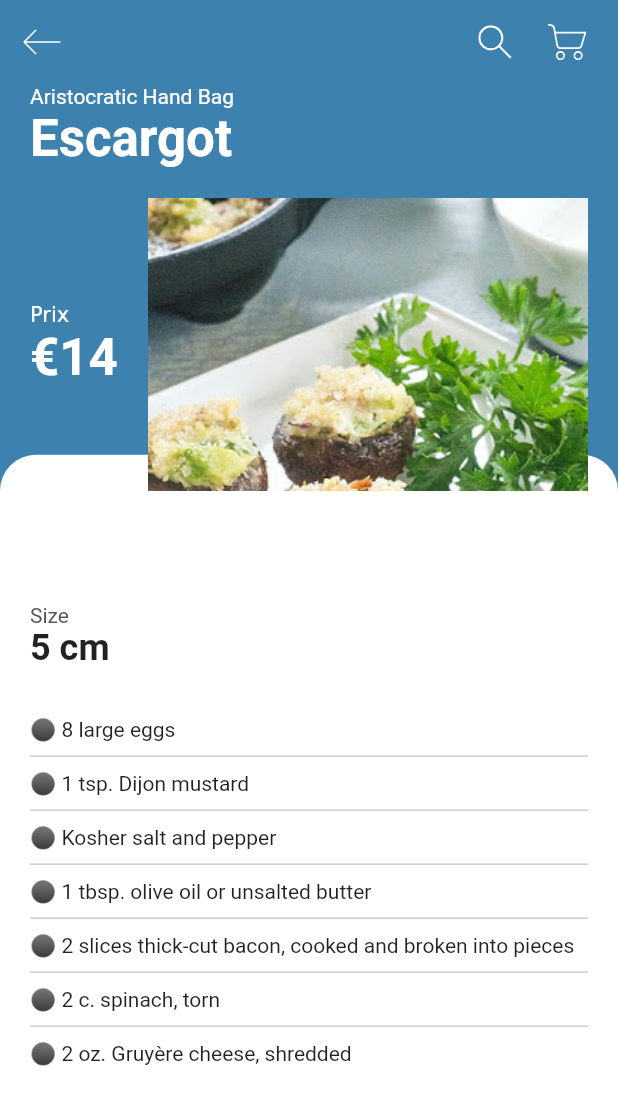
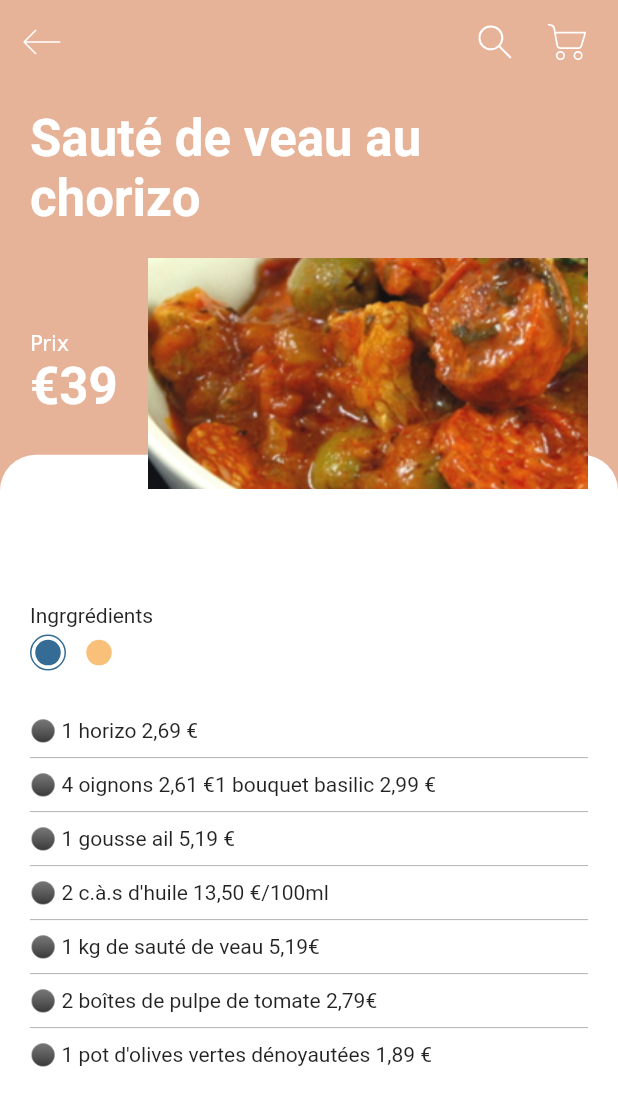
Before and after one commit to timtimjnvr/ideat, a Flutter app: the DetailsScreen screen opened directly with sample values from the repository, on a phone screen of 412 x 824 dp. Shown: the top 1106 px of the screen. Run offline on Flutter 3.47's test engine with Material 2 defaults, Android fonts, the phone set to English and light mode, and no system bars; our stand-ins replace flutter_svg, material_floating_search_bar, settings_ui; missing offline and left inert: dart:ffi; project files that could hold a hidden picture were left out.

Commit message:
feat: recipe details

```diff
--- a/ideat/lib/models/Product.dart
+++ b/ideat/lib/models/Product.dart
@@ -5,6 +5,7 @@ class Product {
   final int price, size, id;
   final Color color;
   final List<String> ingredients;
+
   Product({
     required this.id,
     required this.image,
@@ -20,75 +21,73 @@ class Product {
 List<Product> products = [
   Product(
       id: 1,
-      title: "Escargot",
-      price: 14,
+      title: "Sauté de veau au chorizo",
+      price: 39,
       size: 5,
       description: " steps",
       image: "assets/images/bag_1.png",
-      color: Color(0xFF3D82AE),
+      color: Color(0xFFE6B398),
       ingredients: [
-        '8 large eggs',
-        '1 tsp. Dijon mustard',
-        'Kosher salt and pepper',
-        '1 tbsp. olive oil or unsalted butter',
-        '2 slices thick-cut bacon, cooked and broken into pieces',
-        '2 c. spinach, torn',
-        '2 oz. Gruyère cheese, shredded',
+        '1 horizo 2,69 € ',
+        '4 oignons 2,61 €'
+            '1 bouquet basilic 2,99 €',
+        '1 gousse ail 5,19 €',
+        "2 c.à.s d'huile 13,50 €/100ml",
+        '1 kg de sauté de veau 5,19€ ',
+        '2 boîtes de pulpe de tomate 2,79€',
+        '1 pot d\'olives vertes dénoyautées 1,89 €',
       ]),
   Product(
       id: 2,
-      title: "Bacon Cheddar",
-      price: 15,
+      title: "Tarte pommes râpées citrons",
+      price: 22,
       size: 5,
       description: dummyText,
-      image: "assets/images/bag_2.png",
+      image: "assets/images/bag_2.jpeg",
       color: Color(0xFFD3A984),
       ingredients: [
-        '8 large eggs',
-        '1 tsp. Dijon mustard',
-        'Kosher salt and pepper',
-        '1 tbsp. olive oil or unsalted butter',
-        '2 slices thick-cut bacon, cooked and broken into pieces',
-        '2 c. spinach, torn',
-        '2 oz. Gruyère cheese, shredded',
+        '1 pâte brisée 0,75€',
+        '3 pommes pas trop acides 4,49€',
+        '150 g de sucre en poudre 0,99€',
+        '80 g de beurre fondu 1,79€',
+        '2 citrons bien lavés',
+        '2 oeufs 2,29 €',
       ]),
   Product(
       id: 3,
-      title: "Foie gras",
+      title: "Pâte à crêpes (des plus raffinées)",
       price: 16,
       size: 5,
       description: dummyText,
       image: "assets/images/bag_3.png",
       color: Color(0xFF989493),
       ingredients: [
-        '8 large eggs',
-        '1 tsp. Dijon mustard',
-        'Kosher salt and pepper',
-        '1 tbsp. olive oil or unsalted butter',
-        '2 slices thick-cut bacon, cooked and broken into pieces',
-        '2 c. spinach, torn',
-        '2 oz. Gruyère cheese, shredded',
+        '1 pâte brisée 0,75€',
+        '3 pommes pas trop acides 4,49€',
+        '150 g de sucre en poudre 0,99€',
+        '80 g de beurre fondu 1,79€',
+        '2 citrons bien lavés',
+        '2 oeufs 2,29 €',
       ]),
   Product(
       id: 4,
-      title: "Mandu",
+      title: "Tarte au fromage blanc ",
       price: 24,
       size: 5,
       description: "bla bla bla",
-      image: "assets/images/bag_4.png",
+      image: "assets/images/bag_4.jpeg",
       color: Color(0xFFE6B398),
       ingredients: [
-        '8 large eggs',
-        '1 tsp. Dijon mustard',
-        'Kosher salt and pepper',
-        '1 tbsp. olive oil or unsalted butter',
-        '2 slices thick-cut bacon, cooked and broken into pieces',
-        '2 c. spinach, torn',
-        '2 oz. Gruyère cheese, shredded',
+        '1 pâte brisée 0,75€',
+        '3 pommes pas trop acides 4,49€',
+        '150 g de sucre en poudre 0,99€',
+        '80 g de beurre fondu 1,79€',
+        '2 citrons bien lavés',
+        '2 oeufs 2,29 €',
       ]),
   Product(
       id: 5,
-      title: "Office Code",
+      title: "Hachis Parmentier",
       price: 234,
       size: 12,
       description: dummyText,
@@ -105,20 +104,19 @@ List<Product> products = [
       ]),
   Product(
     id: 6,
-    title: "Office Code",
+    title: "Tarte à la rhubarbe meringuée alsacienne",
     price: 234,
     size: 12,
     description: dummyText,
-    image: "assets/images/bag_6.png",
+    image: "assets/images/bag_6.jpeg",
     color: Color(0xFFAEAEAE),
     ingredients: [
-      '8 large eggs',
-      '1 tsp. Dijon mustard',
-      'Kosher salt and pepper',
-      '1 tbsp. olive oil or unsalted butter',
-      '2 slices thick-cut bacon, cooked and broken into pieces',
-      '2 c. spinach, torn',
-      '2 oz. Gruyère cheese, shredded',
+      '1 pâte brisée 0,75€',
+      '3 pommes pas trop acides 4,49€',
+      '150 g de sucre en poudre 0,99€',
+      '80 g de beurre fondu 1,79€',
+      '2 citrons bien lavés',
+      '2 oeufs 2,29 €',
     ],
   ),
 ];
--- a/ideat/lib/screens/details/uselessstuff/color_and_size.dart
+++ b/ideat/lib/screens/details/uselessstuff/color_and_size.dart
@@ -16,20 +16,20 @@ class ColorAndSize extends StatelessWidget {
     return Row(
       children: <Widget>[
         Expanded(
-          child: RichText(
-            text: TextSpan(
-              style: TextStyle(color: kTextColor),
-              children: [
-                TextSpan(text: "Size\n"),
-                TextSpan(
-                  text: "${product.size} cm",
-                  style: Theme.of(context)
-                      .textTheme
-                      .headline5
-                      ?.copyWith(fontWeight: FontWeight.bold),
-                )
-              ],
-            ),
+          child: Column(
+            crossAxisAlignment: CrossAxisAlignment.start,
+            children: <Widget>[
+              Text("Ingrgrédients"),
+              Row(
+                children: <Widget>[
+                  ColorDot(
+                    color: Color(0xFF356C95),
+                    isSelected: true,
+                  ),
+                  ColorDot(color: Color(0xFFF8C078)),
+                ],
+              ),
+            ],
           ),
         ),
       ],
--- a/ideat/lib/screens/details/uselessstuff/product_title_with_image.dart
+++ b/ideat/lib/screens/details/uselessstuff/product_title_with_image.dart
@@ -19,7 +19,7 @@ class ProductTitleWithImage extends StatelessWidget {
         crossAxisAlignment: CrossAxisAlignment.start,
         children: <Widget>[
           Text(
-            "Aristocratic Hand Bag",
+            "",
             style: TextStyle(color: Colors.white),
           ),
           Text(
```
Also changed, not shown: ideat/assets/images/bag_1.png, ideat/assets/images/bag_2.jpeg (added), ideat/assets/images/bag_2.png (deleted), ideat/assets/images/bag_3.png, ideat/assets/images/bag_4.jpeg (added), ideat/assets/images/bag_4.png (deleted), ideat/assets/images/bag_5.png, ideat/assets/images/bag_6.jpeg (added), ideat/assets/images/bag_6.png (deleted), ideat/pubspec.lock, 1 other file.
